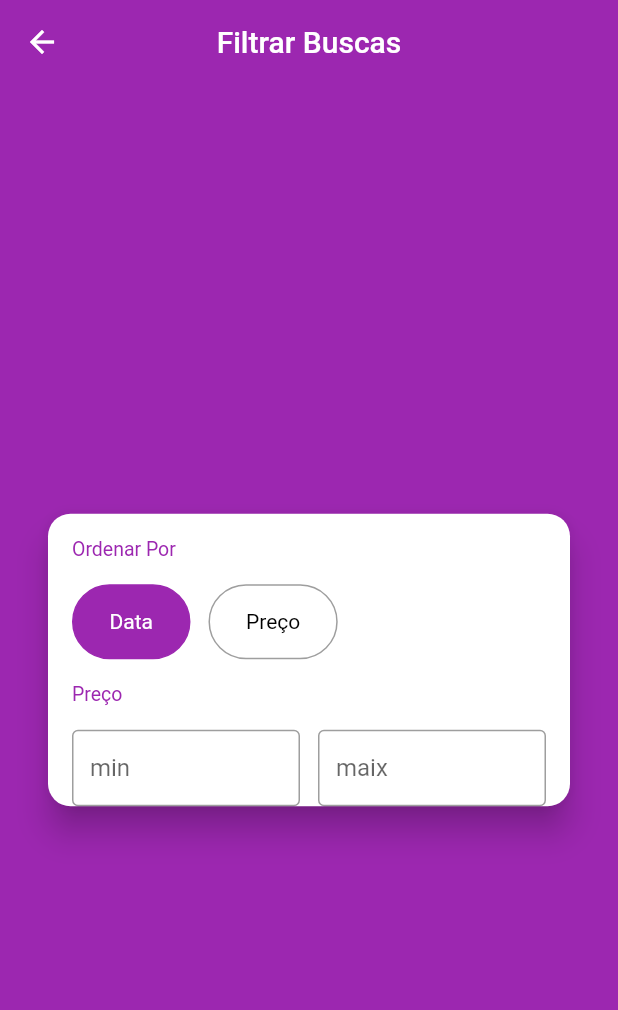
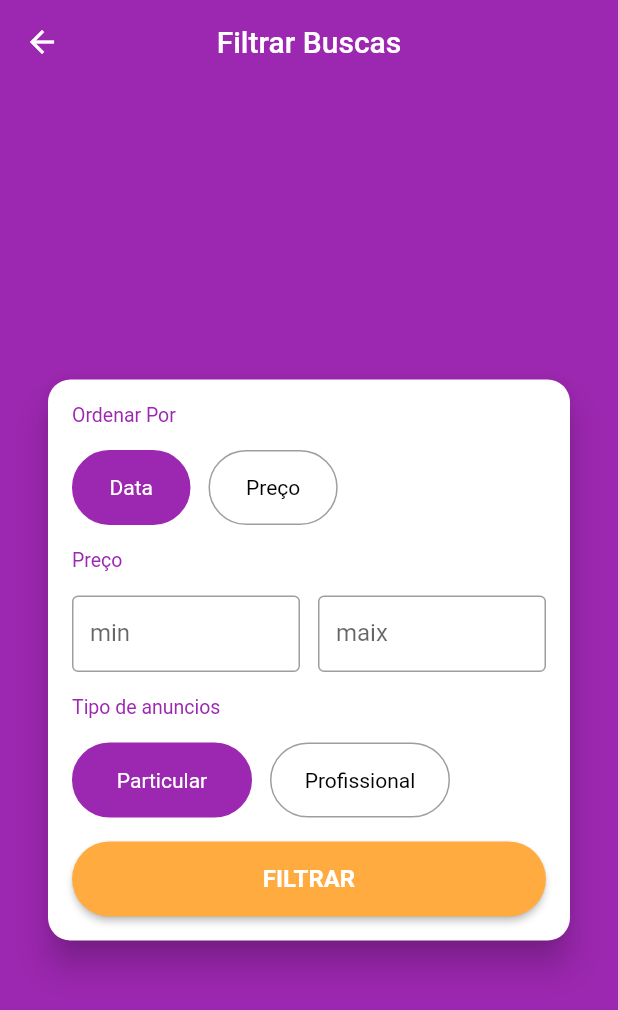
Before and after one commit to nevitonviana/clone_olx_mobx, a Flutter app: the screen it shows after launch, after a tap on "Filtros", on a phone screen of 412 x 824 dp. Shown: the top 1010 px of the screen. Run offline on Flutter 3.47's test engine with Material 2 defaults, Android fonts, the phone set to English and light mode, and no system bars; our stand-ins replace brasil_fields, dio, flutter_mobx, get_it, image_cropper, image_picker and 3 more; generated files the repository leaves out were written again; network calls fail.

Commit message:
manage filter

```diff
--- a/lib/screens/filter/components/price_range_field.dart
+++ b/lib/screens/filter/components/price_range_field.dart
@@ -32,7 +32,10 @@ class PriceRangeField extends StatelessWidget {
               label: "maix",
               onChanged: filterStoreController.setMaxPrice,
             ),
-            Observer(builder: (_) {
+          ],
+        ),
+        Observer(
+          builder: (_) {
             if (filterStoreController.priceError != null)
               return Text(
                 filterStoreController.priceError!,
@@ -42,8 +45,7 @@ class PriceRangeField extends StatelessWidget {
                 ),
               );
             return Container();
-            }),
-          ],
+          },
         ),
       ],
     );
--- /dev/null
+++ b/lib/screens/filter/components/vendor_type_field.dart
@@ -0,0 +1,108 @@
+import 'package:flutter/material.dart';
+import 'package:flutter_mobx/flutter_mobx.dart';
+
+import '/stores/filter_store/filter_store.dart';
+import 'section_title.dart';
+
+class VendorTypeField extends StatelessWidget {
+  final FilterStoreController filterStoreController;
+
+  const VendorTypeField({Key? key, required this.filterStoreController})
+      : super(key: key);
+
+  @override
+  Widget build(BuildContext context) {
+    return Column(
+      crossAxisAlignment: CrossAxisAlignment.stretch,
+      children: [
+        SectionTitle(title: "Tipo de anuncios"),
+        Observer(builder: (_) {
+          return Wrap(
+            children: [
+              GestureDetector(
+                onTap: () {
+                  if (filterStoreController.isTypeParticular) {
+                    if (filterStoreController.isTypeProfessional) {
+                      filterStoreController
+                          .resetVendorType(VENDOR_TYPE_PARTICULAR);
+                    } else {
+                      filterStoreController
+                          .selectVendorType(VENDOR_TYPE_PROFESSIONAL);
+                    }
+                  } else {
+                    filterStoreController.setVendorType(VENDOR_TYPE_PARTICULAR);
+                  }
+                },
+                child: Container(
+                  width: 120,
+                  height: 50,
+                  decoration: BoxDecoration(
+                    border: Border.all(
+                      color: filterStoreController.isTypeParticular
+                          ? Colors.purple
+                          : Colors.grey,
+                    ),
+                    borderRadius: BorderRadius.circular(25),
+                    color: filterStoreController.isTypeParticular
+                        ? Colors.purple
+                        : Colors.transparent,
+                  ),
+                  alignment: Alignment.center,
+                  child: Text(
+                    "Particular",
+                    style: TextStyle(
+                        color: filterStoreController.isTypeParticular
+                            ? Colors.white
+                            : Colors.black),
+                  ),
+                ),
+              ),
+              const SizedBox(
+                width: 12,
+              ),
+              GestureDetector(
+                onTap: () {
+                  if (filterStoreController.isTypeProfessional) {
+                    if (filterStoreController.isTypeParticular) {
+                      filterStoreController
+                          .resetVendorType(VENDOR_TYPE_PROFESSIONAL);
+                    } else {
+                      filterStoreController
+                          .selectVendorType(VENDOR_TYPE_PARTICULAR);
+                    }
+                  } else {
+                    filterStoreController
+                        .setVendorType(VENDOR_TYPE_PROFESSIONAL);
+                  }
+                },
+                child: Container(
+                  width: 120,
+                  height: 50,
+                  decoration: BoxDecoration(
+                    border: Border.all(
+                      color: filterStoreController.isTypeProfessional
+                          ? Colors.purple
+                          : Colors.grey,
+                    ),
+                    borderRadius: BorderRadius.circular(25),
+                    color: filterStoreController.isTypeProfessional
+                        ? Colors.purple
+                        : Colors.transparent,
+                  ),
+                  alignment: Alignment.center,
+                  child: Text(
+                    "Profissional",
+                    style: TextStyle(
+                        color: filterStoreController.isTypeProfessional
+                            ? Colors.white
+                            : Colors.black),
+                  ),
+                ),
+              ),
+            ],
+          );
+        }),
+      ],
+    );
+  }
+}
--- a/lib/screens/filter/filter.dart
+++ /dev/null
@@ -1,45 +0,0 @@
-import 'package:flutter/material.dart';
-import 'package:olx_clone/stores/filter_store/filter_store.dart';
-
-import 'components/order_by_field.dart';
-import 'components/price_range_field.dart';
-
-class FilterScreen extends StatelessWidget {
-  const FilterScreen({Key? key}) : super(key: key);
-
-  @override
-  Widget build(BuildContext context) {
-    final FilterStoreController _filterStoreController =
-        FilterStoreController();
-    return Scaffold(
-      appBar: AppBar(
-        title: Text("Filtrar Buscas"),
-        centerTitle: true,
-      ),
-      body: Center(
-        child: Card(
-          margin: const EdgeInsets.symmetric(horizontal: 32),
-          shape: RoundedRectangleBorder(
-            borderRadius: BorderRadius.circular(15),
-          ),
-          elevation: 9,
-          child: Padding(
-            padding: const EdgeInsets.symmetric(horizontal: 16.0),
-            child: Column(
-              mainAxisSize: MainAxisSize.min,
-              crossAxisAlignment: CrossAxisAlignment.start,
-              children: [
-                OrderByField(
-                  filterStoreController: _filterStoreController,
-                ),
-                PriceRangeField(
-                  filterStoreController: _filterStoreController,
-                ),
-              ],
-            ),
-          ),
-        ),
-      ),
-    );
-  }
-}
--- /dev/null
+++ b/lib/screens/filter/filter_screen.dart
@@ -0,0 +1,80 @@
+import 'package:flutter/material.dart';
+import 'package:flutter_mobx/flutter_mobx.dart';
+import 'package:get_it/get_it.dart';
+
+import '/stores/filter_store/filter_store.dart';
+import '/stores/home_store/home_store.dart';
+import 'components/order_by_field.dart';
+import 'components/price_range_field.dart';
+import 'components/vendor_type_field.dart';
+
+class FilterScreen extends StatelessWidget {
+  const FilterScreen({Key? key}) : super(key: key);
+
+  @override
+  Widget build(BuildContext context) {
+    final FilterStoreController _filterStoreController =
+        GetIt.I<HomeStoreController>().cloneFilter;
+    return Scaffold(
+      appBar: AppBar(
+        title: Text("Filtrar Buscas"),
+        centerTitle: true,
+      ),
+      body: Center(
+        child: SingleChildScrollView(
+          child: Card(
+            margin: const EdgeInsets.symmetric(horizontal: 32),
+            shape: RoundedRectangleBorder(
+              borderRadius: BorderRadius.circular(15),
+            ),
+            elevation: 9,
+            child: Padding(
+              padding: const EdgeInsets.symmetric(horizontal: 16.0),
+              child: Column(
+                mainAxisSize: MainAxisSize.min,
+                crossAxisAlignment: CrossAxisAlignment.stretch,
+                children: [
+                  OrderByField(
+                    filterStoreController: _filterStoreController,
+                  ),
+                  PriceRangeField(
+                    filterStoreController: _filterStoreController,
+                  ),
+                  VendorTypeField(
+                    filterStoreController: _filterStoreController,
+                  ),
+                  Observer(builder: (_) {
+                    return Container(
+                      height: 50,
+                      margin: const EdgeInsets.symmetric(vertical: 16),
+                      child: MaterialButton(
+                        shape: RoundedRectangleBorder(
+                            borderRadius: BorderRadius.circular(25)),
+                        textColor: Colors.white,
+                        disabledColor: Colors.orange[200],
+                        onPressed: _filterStoreController.isFormValid
+                            ? () {
+                                _filterStoreController.save();
+                                Navigator.of(context).pop();
+                              }
+                            : null,
+                        color: Colors.orangeAccent,
+                        child: Text(
+                          "FILTRAR",
+                          style: TextStyle(
+                            fontSize: 16,
+                            fontWeight: FontWeight.w600,
+                          ),
+                        ),
+                      ),
+                    );
+                  }),
+                ],
+              ),
+            ),
+          ),
+        ),
+      ),
+    );
+  }
+}
--- a/lib/screens/home/components/top_bar.dart
+++ b/lib/screens/home/components/top_bar.dart
@@ -1,7 +1,7 @@
 import 'package:flutter/material.dart';
 import 'package:flutter_mobx/flutter_mobx.dart';
 import 'package:olx_clone/screens/category_screen/category_screen.dart';
-import 'package:olx_clone/screens/filter/filter.dart';
+import 'package:olx_clone/screens/filter/filter_screen.dart';
 import 'package:olx_clone/stores/home_store/home_store.dart';
 
 import 'BarButton.dart';
--- a/lib/stores/filter_store/filter_store.dart
+++ b/lib/stores/filter_store/filter_store.dart
@@ -1,15 +1,27 @@
+import 'package:get_it/get_it.dart';
 import 'package:mobx/mobx.dart';
+
+import '/stores/home_store/home_store.dart';
 
 part 'filter_store.g.dart';
 
 enum OrderBy { DATE, PRICE }
 
+const VENDOR_TYPE_PARTICULAR = 1 << 0;
+const VENDOR_TYPE_PROFESSIONAL = 1 << 1;
+
 class FilterStoreController = _FilterStoreControllerBase
     with _$FilterStoreController;
 
 abstract class _FilterStoreControllerBase with Store {
+  _FilterStoreControllerBase(
+      {this.orderBy = OrderBy.DATE,
+      this.maxPrice,
+      this.vendorType = VENDOR_TYPE_PARTICULAR,
+      this.minPrice});
+
   @observable
-  OrderBy orderBy = OrderBy.DATE;
+  late OrderBy orderBy;
 
   @action
   void setOrderBy(OrderBy value) => orderBy = value;
@@ -32,4 +44,35 @@ abstract class _FilterStoreControllerBase with Store {
           maxPrice!.length < minPrice!.length
       ? "Faixar de preço invalida"
       : null;
+
+  @observable
+  late int vendorType;
+
+  @action
+  void selectVendorType(int value) => vendorType = value;
+
+  void setVendorType(int type) => vendorType = vendorType | type;
+
+  void resetVendorType(int type) => vendorType = vendorType & ~type;
+
+  @computed
+  bool get isTypeParticular => vendorType & VENDOR_TYPE_PARTICULAR != 0;
+
+  @computed
+  bool get isTypeProfessional => vendorType & VENDOR_TYPE_PROFESSIONAL != 0;
+
+  @computed
+  bool get isFormValid => priceError == null;
+
+  void save() {
+    GetIt.I<HomeStoreController>().setFilter(this);
+  }
+
+  FilterStoreController clone() {
+    return FilterStoreController(
+        maxPrice: maxPrice,
+        minPrice: minPrice,
+        orderBy: orderBy,
+        vendorType: vendorType);
+  }
 }
```
Also changed, not shown: lib/stores/home_store/home_store.dart (+11 -1 lines), lib/stores/filter_store/filter_store.g.dart, lib/stores/home_store/home_store.g.dart. Lines whose indentation alone changed are shown as unchanged.
